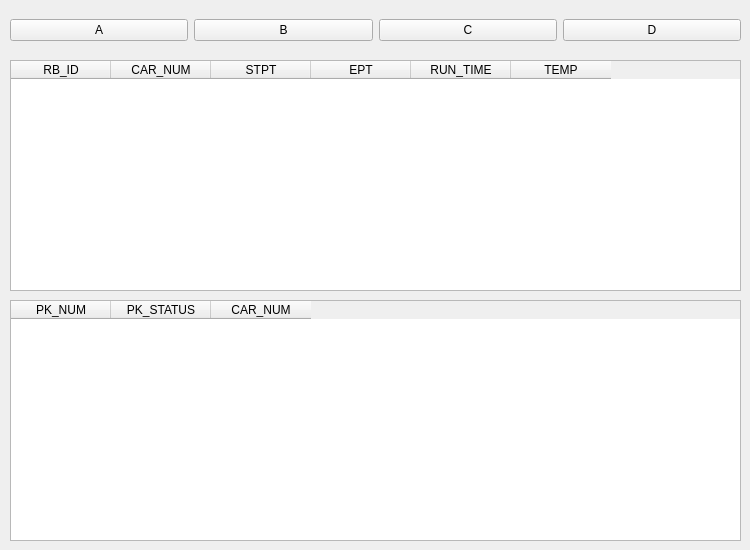
Above: GUI/Admin/manager_gui.ui from addinedu-ros-5th/ros-repo-5 before the change. Below: the same form after it.
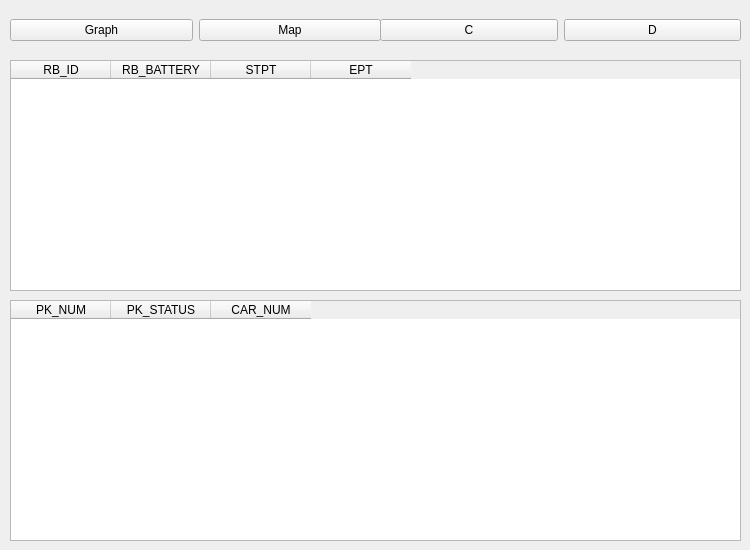
That is the form after the change. The open tabs and pages were chosen to show the change.

What changed in the file:
```diff
--- a/GUI/Admin/manager_gui.ui
+++ b/GUI/Admin/manager_gui.ui
@@ -120,34 +120,13 @@
     <widget class="QWidget" name="gridLayoutWidget">
      <property name="geometry">
       <rect>
-       <x>10</x>
+       <x>380</x>
        <y>10</y>
-       <width>731</width>
+       <width>361</width>
        <height>41</height>
       </rect>
      </property>
      <layout class="QGridLayout" name="gridLayout">
-      <item row="0" column="2">
-       <widget class="QPushButton" name="pbt_C">
-        <property name="text">
-         <string>C</string>
-        </property>
-       </widget>
-      </item>
-      <item row="0" column="0">
-       <widget class="QPushButton" name="pbt_A">
-        <property name="text">
-         <string>A</string>
-        </property>
-       </widget>
-      </item>
-      <item row="0" column="1">
-       <widget class="QPushButton" name="pbt_B">
-        <property name="text">
-         <string>B</string>
-        </property>
-       </widget>
-      </item>
       <item row="0" column="3">
        <widget class="QPushButton" name="pbt_D">
         <property name="text">
@@ -155,6 +134,13 @@
         </property>
        </widget>
       </item>
+      <item row="0" column="2">
+       <widget class="QPushButton" name="pbt_C">
+        <property name="text">
+         <string>C</string>
+        </property>
+       </widget>
+      </item>
      </layout>
     </widget>
     <widget class="QTableWidget" name="table_check_flow">
@@ -173,7 +159,7 @@
      </column>
      <column>
       <property name="text">
-       <string>CAR_NUM</string>
+       <string>RB_BATTERY</string>
       </property>
      </column>
      <column>
@@ -186,16 +172,6 @@
        <string>EPT</string>
       </property>
      </column>
-     <column>
-      <property name="text">
-       <string>RUN_TIME</string>
-      </property>
-     </column>
-     <column>
-      <property name="text">
-       <string>TEMP</string>
-      </property>
-     </column>
     </widget>
     <widget class="QTableWidget" name="table_map_info">
      <property name="geometry">
@@ -222,6 +198,32 @@
       </property>
      </column>
     </widget>
+    <widget class="QWidget" name="horizontalLayoutWidget">
+     <property name="geometry">
+      <rect>
+       <x>10</x>
+       <y>10</y>
+       <width>371</width>
+       <height>41</height>
+      </rect>
+     </property>
+     <layout class="QHBoxLayout" name="horizontalLayout">
+      <item>
+       <widget class="QPushButton" name="pbt_A">
+        <property name="text">
+         <string>Graph</string>
+        </property>
+       </widget>
+      </item>
+      <item>
+       <widget class="QPushButton" name="pbt_B">
+        <property name="text">
+         <string>Map</string>
+        </property>
+       </widget>
+      </item>
+     </layout>
+    </widget>
    </widget>
   </widget>
  </widget>
```
